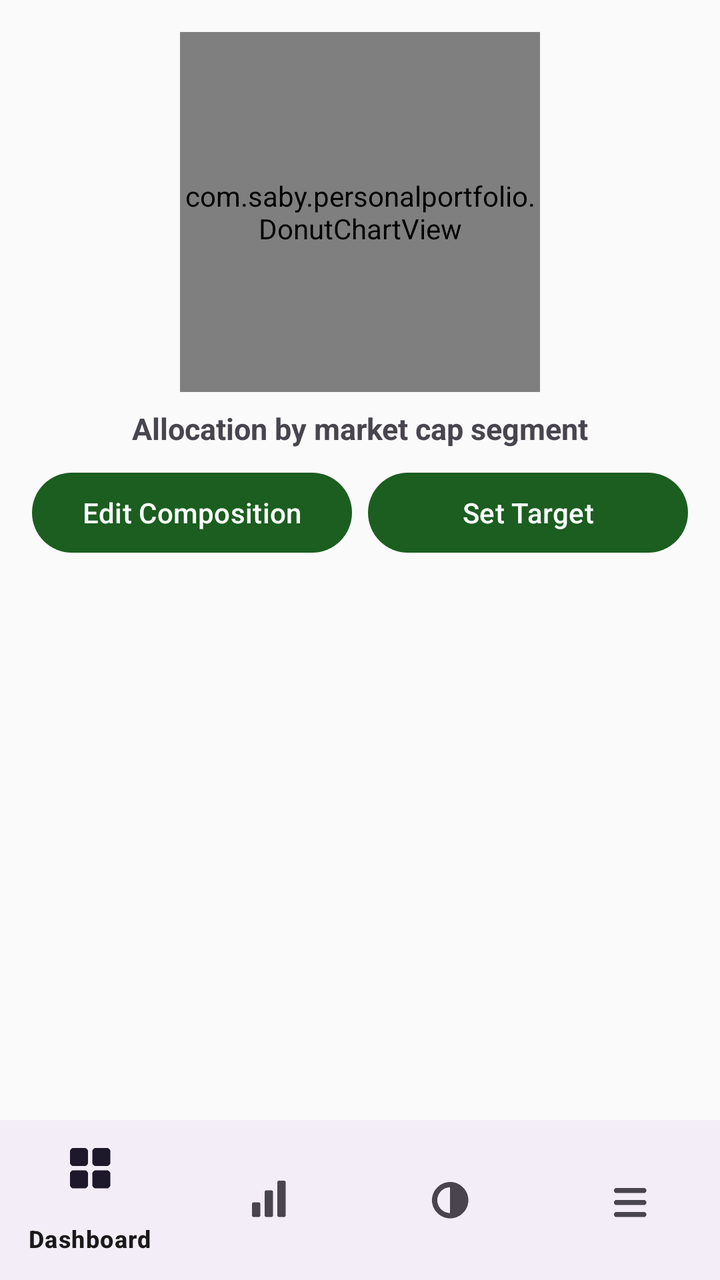
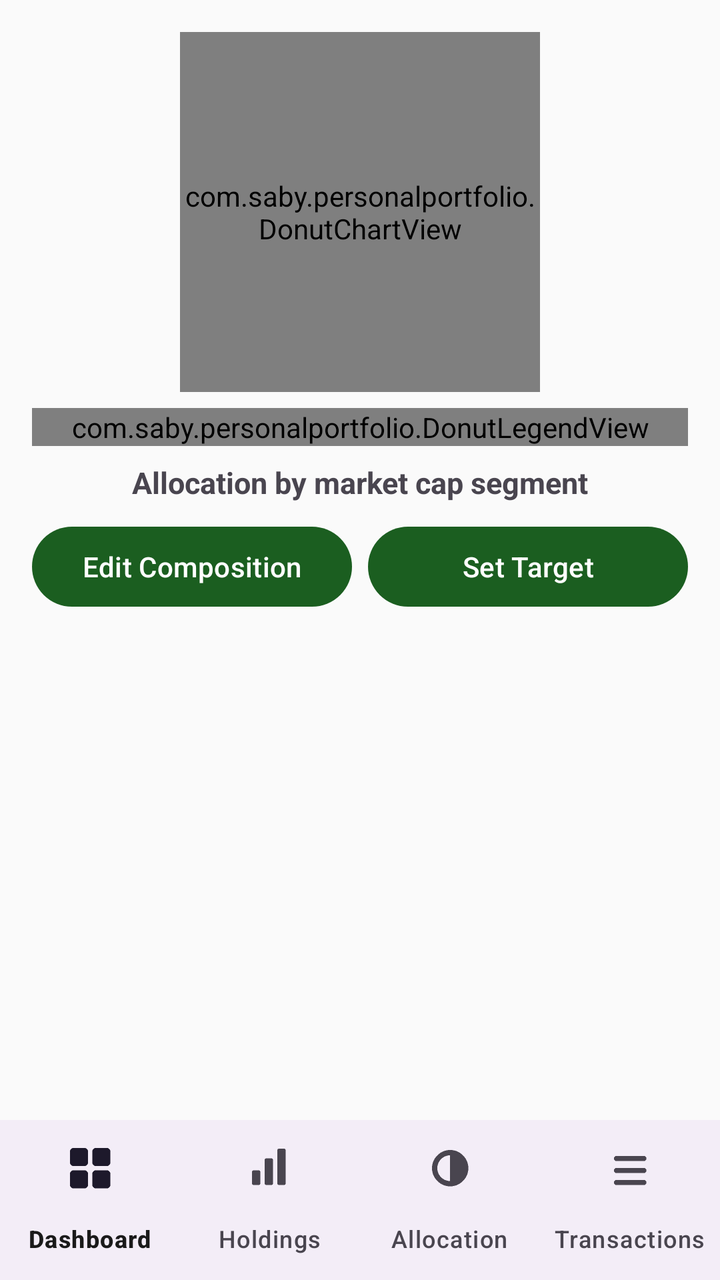

Two renders of the same Android screen: before a commit and after it. Below are the layout's source before the change and the commit's diff.
<!-- AndroidManifest.xml: application theme Theme.PersonalPortfolio -->
<!-- res/layout/activity_allocation.xml -->
<?xml version="1.0" encoding="utf-8"?>
<LinearLayout xmlns:android="http://schemas.android.com/apk/res/android"
    xmlns:app="http://schemas.android.com/apk/res-auto"
    android:layout_width="match_parent"
    android:layout_height="match_parent"
    android:orientation="vertical">

    <LinearLayout
        android:layout_width="match_parent"
        android:layout_height="0dp"
        android:layout_weight="1"
        android:orientation="vertical"
        android:padding="16dp">

        <com.saby.personalportfolio.DonutChartView
            android:id="@+id/donutChart"
            android:layout_width="180dp"
            android:layout_height="180dp"
            android:layout_gravity="center_horizontal"
            android:layout_marginBottom="8dp" />

        <TextView
            android:id="@+id/allocationSummary"
            android:layout_width="match_parent"
            android:layout_height="wrap_content"
            android:textSize="15sp"
            android:textStyle="bold"
            android:gravity="center"
            android:text="Allocation by market cap segment" />

        <LinearLayout
            android:layout_width="match_parent"
            android:layout_height="wrap_content"
            android:orientation="horizontal"
            android:layout_marginTop="8dp">

            <Button
                android:id="@+id/editCompositionButton"
                android:layout_width="0dp"
                android:layout_height="wrap_content"
                android:layout_weight="1"
                android:layout_marginEnd="4dp"
                android:text="Edit Composition" />

            <Button
                android:id="@+id/setTargetButton"
                android:layout_width="0dp"
                android:layout_height="wrap_content"
                android:layout_weight="1"
                android:layout_marginStart="4dp"
                android:text="Set Target" />

        </LinearLayout>

        <androidx.recyclerview.widget.RecyclerView
            android:id="@+id/allocationRecyclerView"
            android:layout_width="match_parent"
            android:layout_height="0dp"
            android:layout_weight="1"
            android:layout_marginTop="12dp" />

    </LinearLayout>

    <com.google.android.material.bottomnavigation.BottomNavigationView
        android:id="@+id/bottomNav"
        android:layout_width="match_parent"
        android:layout_height="wrap_content"
        app:menu="@menu/bottom_nav_menu" />

</LinearLayout>
<!-- resources referenced by this layout -->
<resources>
  <style name="Theme.PersonalPortfolio" parent="Theme.Material3.DayNight.NoActionBar">
          <item name="colorPrimary">@color/colorPrimary</item>
          <item name="colorPrimaryVariant">@color/colorPrimaryVariant</item>
          <item name="colorOnPrimary">@color/colorOnPrimary</item>
  
          <item name="colorSecondary">@color/colorSecondary</item>
          <item name="colorOnSecondary">@color/colorOnSecondary</item>
  
          <item name="android:colorBackground">@color/colorBackground</item>
          <item name="colorOnBackground">@color/colorOnBackground</item>
  
          <item name="colorSurface">@color/colorSurface</item>
          <item name="colorOnSurface">@color/colorOnSurface</item>
  
          <item name="android:statusBarColor">@color/colorPrimaryVariant</item>
      </style>
  <color name="colorPrimary">#1B5E20</color>
  <color name="colorPrimaryVariant">#0D3B12</color>
  <color name="colorOnPrimary">#FFFFFF</color>
  <color name="colorSecondary">#00897B</color>
  <color name="colorOnSecondary">#FFFFFF</color>
  <color name="colorBackground">#FAFAFA</color>
  <color name="colorOnBackground">#1A1A1A</color>
  <color name="colorSurface">#FFFFFF</color>
  <color name="colorOnSurface">#1A1A1A</color>
</resources>

<!-- the commit's change to res/layout/activity_allocation.xml (unified diff, before → after) -->
@@ -17,6 +17,12 @@
             android:layout_width="180dp"
             android:layout_height="180dp"
             android:layout_gravity="center_horizontal"
+            android:layout_marginBottom="8dp" />
+
+        <com.saby.personalportfolio.DonutLegendView
+            android:id="@+id/donutLegend"
+            android:layout_width="match_parent"
+            android:layout_height="wrap_content"
             android:layout_marginBottom="8dp" />
 
         <TextView
@@ -65,6 +71,7 @@
         android:id="@+id/bottomNav"
         android:layout_width="match_parent"
         android:layout_height="wrap_content"
-        app:menu="@menu/bottom_nav_menu" />
+        app:menu="@menu/bottom_nav_menu"
+        app:labelVisibilityMode="labeled" />
 
 </LinearLayout>
